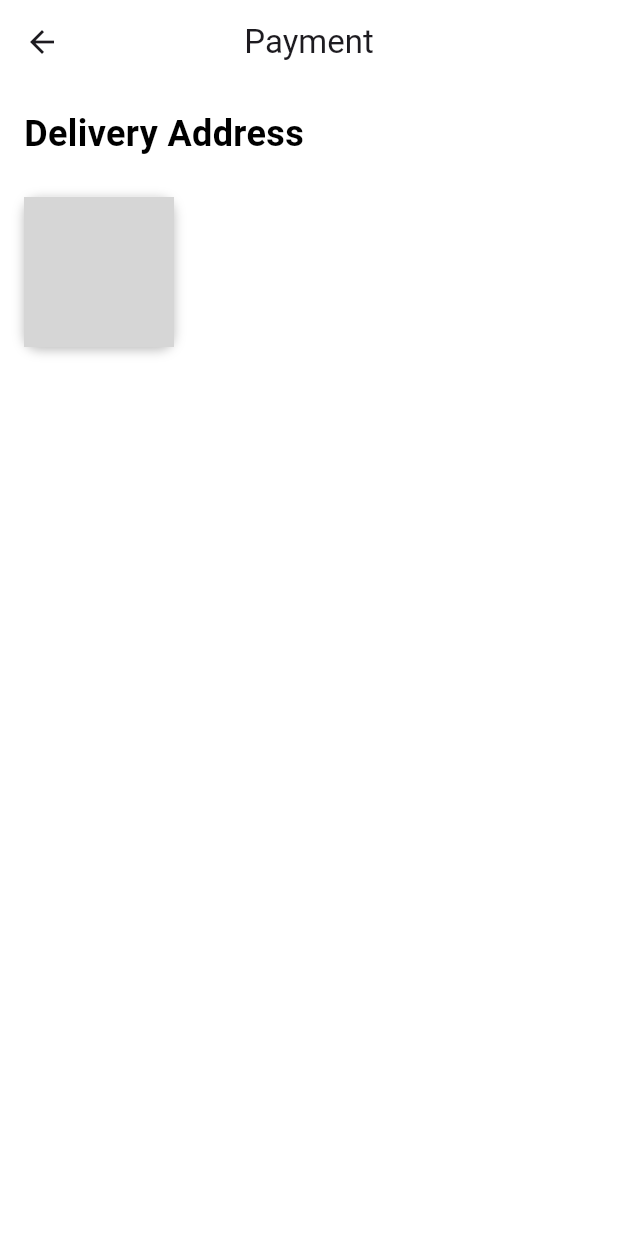
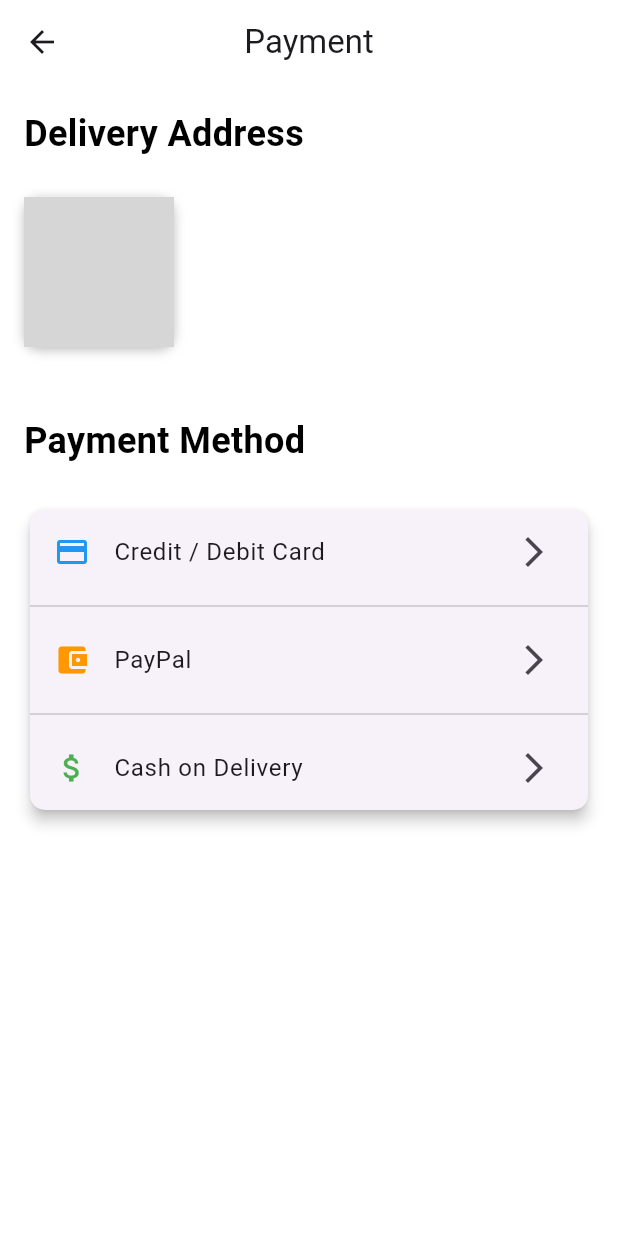
Before and after one commit to hadishamoun1/vesti-app, a Flutter app: the PaymentScreen screen opened directly, on a phone screen of 412 x 824 dp. Run offline on Flutter 3.47's test engine with Material 3 defaults, Android fonts, the phone set to English and light mode, and no system bars; our stand-ins replace flutter_map, geolocator, image_picker, jwt_decoder, latlong2, permission_handler and 1 more; missing offline and left inert: flutter_background_geolocation; accounts and stored records are empty; grey boxes are pictures that could not be loaded.

Commit message:
Added initial payment methods

```diff
--- a/lib/screens/Checkout.dart
+++ b/lib/screens/Checkout.dart
@@ -28,7 +28,9 @@ class _PaymentScreenState extends State<PaymentScreen> {
         centerTitle: true,
         backgroundColor: Colors.white,
       ),
-      body: Column(
+      body: SingleChildScrollView(
+        // Use this for scrolling in case content overflows
+        child: Column(
           crossAxisAlignment: CrossAxisAlignment.start,
           children: [
             Padding(
@@ -81,7 +83,62 @@ class _PaymentScreenState extends State<PaymentScreen> {
                 ),
               ),
             ),
+            SizedBox(height: 30), // Space before the next section
+            Padding(
+              padding: EdgeInsets.fromLTRB(16, 16, 0, 5),
+              child: Text(
+                'Payment Method',
+                style: TextStyle(
+                  fontSize: 24,
+                  fontWeight: FontWeight.bold,
+                  color: Colors.black,
+                ),
+              ),
+            ),
+            SizedBox(height: 20),
+            // Payment Method Section
+            Padding(
+              padding: EdgeInsets.symmetric(horizontal: 16.0),
+              child: Card(
+                elevation: 4,
+                shape: RoundedRectangleBorder(
+                  borderRadius: BorderRadius.circular(10),
+                ),
+                child: Column(
+                  children: [
+                    ListTile(
+                      leading: Icon(Icons.credit_card, color: Colors.blue),
+                      title: Text('Credit / Debit Card'),
+                      trailing: Icon(Icons.arrow_forward_ios),
+                      onTap: () {
+                        // Navigate to credit card payment page
+                      },
+                    ),
+                    Divider(), // Divider between payment options
+                    ListTile(
+                      leading: Icon(Icons.account_balance_wallet,
+                          color: Colors.orange),
+                      title: Text('PayPal'),
+                      trailing: Icon(Icons.arrow_forward_ios),
+                      onTap: () {
+                        // Navigate to PayPal payment page
+                      },
+                    ),
+                    Divider(),
+                    ListTile(
+                      leading: Icon(Icons.attach_money, color: Colors.green),
+                      title: Text('Cash on Delivery'),
+                      trailing: Icon(Icons.arrow_forward_ios),
+                      onTap: () {
+                        // Handle cash on delivery option
+                      },
+                    ),
                   ],
+                ),
+              ),
+            ),
+          ],
+        ),
       ),
     );
   }
```
Lines whose indentation alone changed are shown as unchanged.
